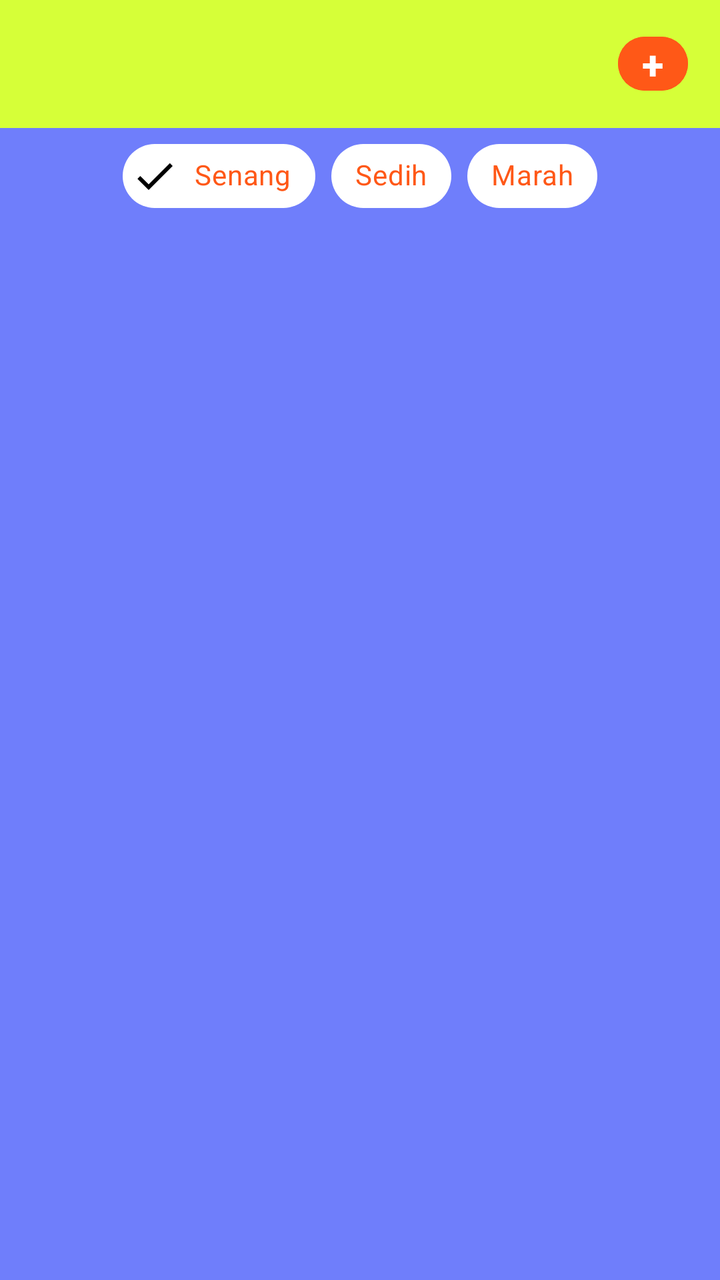
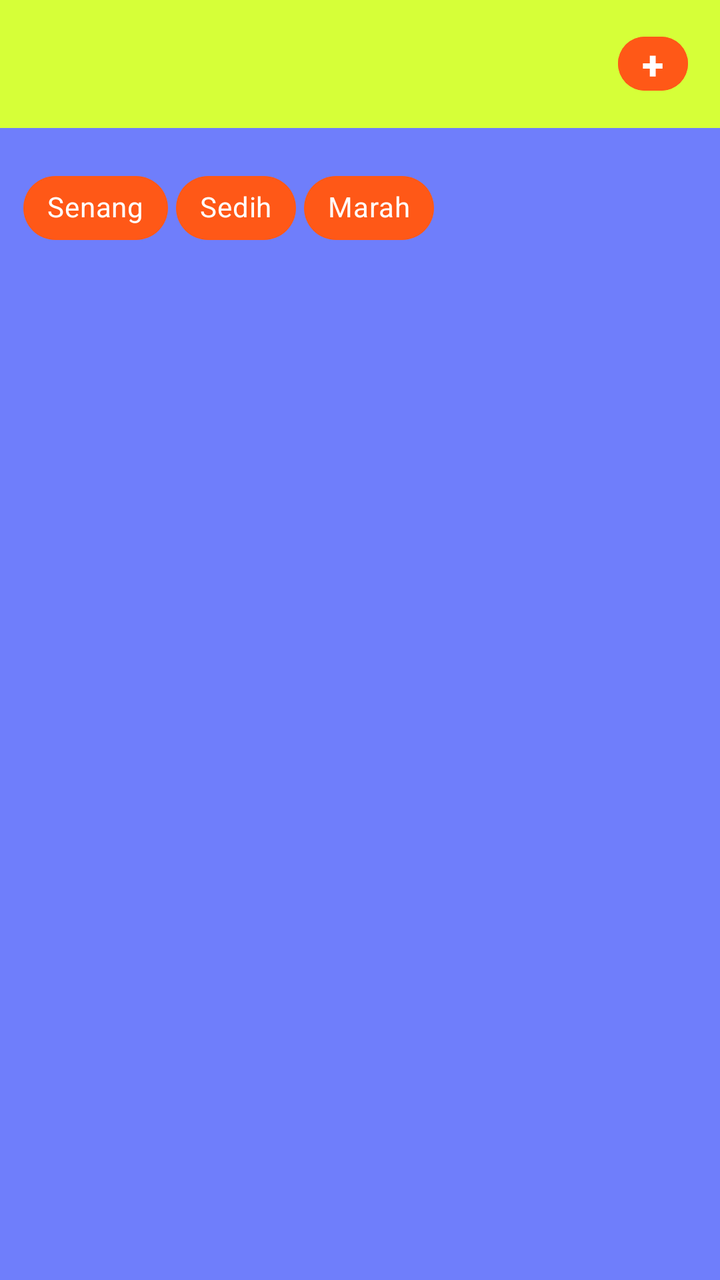

The first picture is an Android layout as it rendered before a commit; the second is the same layout after the commit. The layout source and the unified diff follow.
<!-- AndroidManifest.xml: application theme Theme.Bloomify -->
<!-- res/layout/fragment_journal.xml -->
<?xml version="1.0" encoding="utf-8"?>
<androidx.coordinatorlayout.widget.CoordinatorLayout
    xmlns:android="http://schemas.android.com/apk/res/android"
    xmlns:tools="http://schemas.android.com/tools"
    android:layout_width="match_parent"
    android:layout_height="match_parent"
    xmlns:app="http://schemas.android.com/apk/res-auto"
    tools:context=".Journal.JournalFragment"
    android:background="@color/indigo">

    <com.google.android.material.appbar.AppBarLayout
        android:id="@+id/appBarLayout"
        android:layout_width="match_parent"
        android:layout_height="wrap_content"
        android:theme="@style/ThemeOverlay.AppCompat.Dark.ActionBar">
        <androidx.appcompat.widget.Toolbar
            android:id="@+id/toolbar"
            android:layout_width="match_parent"
            android:layout_height="?attr/actionBarSize"
            android:background="@color/green"
            app:layout_scrollFlags="scroll|enterAlways"
            app:titleTextColor="@color/orange">

        <Button
            android:id="@+id/btntambahJournal"
            android:layout_width="35dp"
            android:layout_height="35dp"
            android:layout_gravity="end"
            android:layout_marginEnd="16dp"
            android:backgroundTint="@color/orange"
            android:text="+"
            android:textColor="@color/white"
            android:textSize="20sp"
            android:textStyle="bold"
            android:padding="0dp"
            ></Button>

        </androidx.appcompat.widget.Toolbar>
    </com.google.android.material.appbar.AppBarLayout>

    <androidx.constraintlayout.widget.ConstraintLayout
        android:layout_width="match_parent"
        android:layout_height="match_parent"
        app:layout_behavior="@string/appbar_scrolling_view_behavior">


        <com.google.android.material.chip.ChipGroup
            android:id="@+id/chipGroupFilter"
            android:layout_width="wrap_content"
            android:layout_height="wrap_content"
            app:layout_constraintEnd_toEndOf="parent"
            app:layout_constraintStart_toStartOf="parent"
            app:layout_constraintTop_toTopOf="parent"
            app:singleSelection="true">
            <com.google.android.material.chip.Chip
                android:id="@+id/chipSenang"
                style="@style/Widget.MaterialComponents.Chip.Filter"
                android:layout_width="wrap_content"
                android:layout_height="wrap_content"
                android:checked="true"
                android:text="Senang"
                android:textColor="@color/orange"
                app:chipBackgroundColor="@color/white"/>
            <com.google.android.material.chip.Chip
                android:id="@+id/chipSedih"
                style="@style/Widget.MaterialComponents.Chip.Filter"
                android:layout_width="wrap_content"
                android:layout_height="wrap_content"
                android:text="Sedih"
                android:textColor="@color/orange"
                app:chipBackgroundColor="@color/white"/>
            <com.google.android.material.chip.Chip
                android:id="@+id/chipMarah"
                style="@style/Widget.MaterialComponents.Chip.Filter"
                android:layout_width="wrap_content"
                android:layout_height="wrap_content"
                android:text="Marah"
                android:textColor="@color/orange"
                app:chipBackgroundColor="@color/white"/>
        </com.google.android.material.chip.ChipGroup>

        <androidx.recyclerview.widget.RecyclerView
            android:id="@+id/rvJournal"
            android:layout_width="0dp"
            android:layout_height="0dp"
            android:padding="12dp"
            android:clipToPadding="false"
            app:layout_constraintTop_toBottomOf="@id/chipGroupFilter"
            app:layout_constraintBottom_toBottomOf="parent"
            app:layout_constraintStart_toStartOf="parent"
            app:layout_constraintEnd_toEndOf="parent"/>

    </androidx.constraintlayout.widget.ConstraintLayout>
</androidx.coordinatorlayout.widget.CoordinatorLayout>
<!-- resources referenced by this layout -->
<resources>
  <color name="green">#D6FF38</color>
  <color name="indigo">#6F7EFB</color>
  <color name="orange">#FF5817</color>
  <color name="white">#FFFFFFFF</color>
  <style name="Theme.Bloomify" parent="Base.Theme.Bloomify" />
  <style name="Base.Theme.Bloomify" parent="Theme.Material3.DayNight.NoActionBar">
          
          
      </style>
</resources>

<!-- the commit's change to res/layout/fragment_journal.xml (unified diff, before → after) -->
@@ -19,7 +19,8 @@
             android:layout_height="?attr/actionBarSize"
             android:background="@color/green"
             app:layout_scrollFlags="scroll|enterAlways"
-            app:titleTextColor="@color/orange">
+            app:titleTextColor="@color/orange"
+            app:subtitleTextColor="@color/orange">
 
         <Button
             android:id="@+id/btntambahJournal"
@@ -48,35 +49,40 @@
             android:id="@+id/chipGroupFilter"
             android:layout_width="wrap_content"
             android:layout_height="wrap_content"
+            android:layout_marginTop="16dp"
+            app:chipSpacingHorizontal="4dp"
             app:layout_constraintEnd_toEndOf="parent"
+            app:layout_constraintHorizontal_bias="0.076"
             app:layout_constraintStart_toStartOf="parent"
             app:layout_constraintTop_toTopOf="parent"
             app:singleSelection="true">
+
             <com.google.android.material.chip.Chip
                 android:id="@+id/chipSenang"
                 style="@style/Widget.MaterialComponents.Chip.Filter"
                 android:layout_width="wrap_content"
                 android:layout_height="wrap_content"
-                android:checked="true"
                 android:text="Senang"
-                android:textColor="@color/orange"
-                app:chipBackgroundColor="@color/white"/>
+                android:textColor="@color/white"
+                app:chipBackgroundColor="@color/orange" />
+
             <com.google.android.material.chip.Chip
                 android:id="@+id/chipSedih"
                 style="@style/Widget.MaterialComponents.Chip.Filter"
                 android:layout_width="wrap_content"
                 android:layout_height="wrap_content"
                 android:text="Sedih"
-                android:textColor="@color/orange"
-                app:chipBackgroundColor="@color/white"/>
+                android:textColor="@color/white"
+                app:chipBackgroundColor="@color/orange" />
+
             <com.google.android.material.chip.Chip
                 android:id="@+id/chipMarah"
                 style="@style/Widget.MaterialComponents.Chip.Filter"
                 android:layout_width="wrap_content"
                 android:layout_height="wrap_content"
                 android:text="Marah"
-                android:textColor="@color/orange"
-                app:chipBackgroundColor="@color/white"/>
+                android:textColor="@color/white"
+                app:chipBackgroundColor="@color/orange"/>
         </com.google.android.material.chip.ChipGroup>
 
         <androidx.recyclerview.widget.RecyclerView
